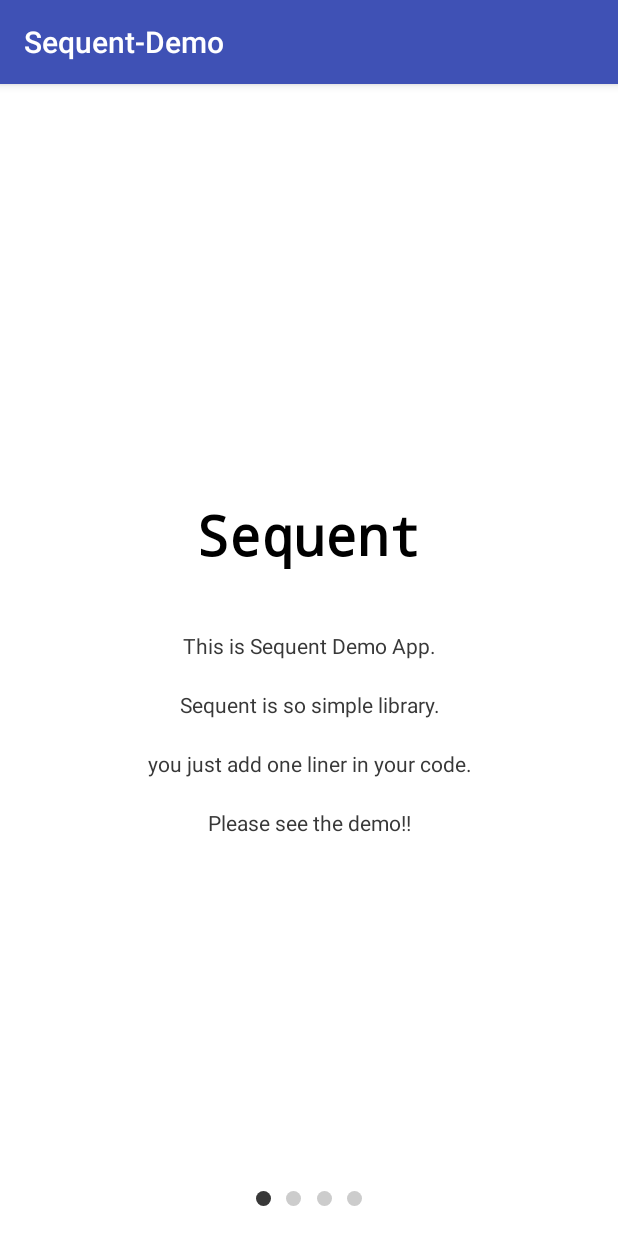
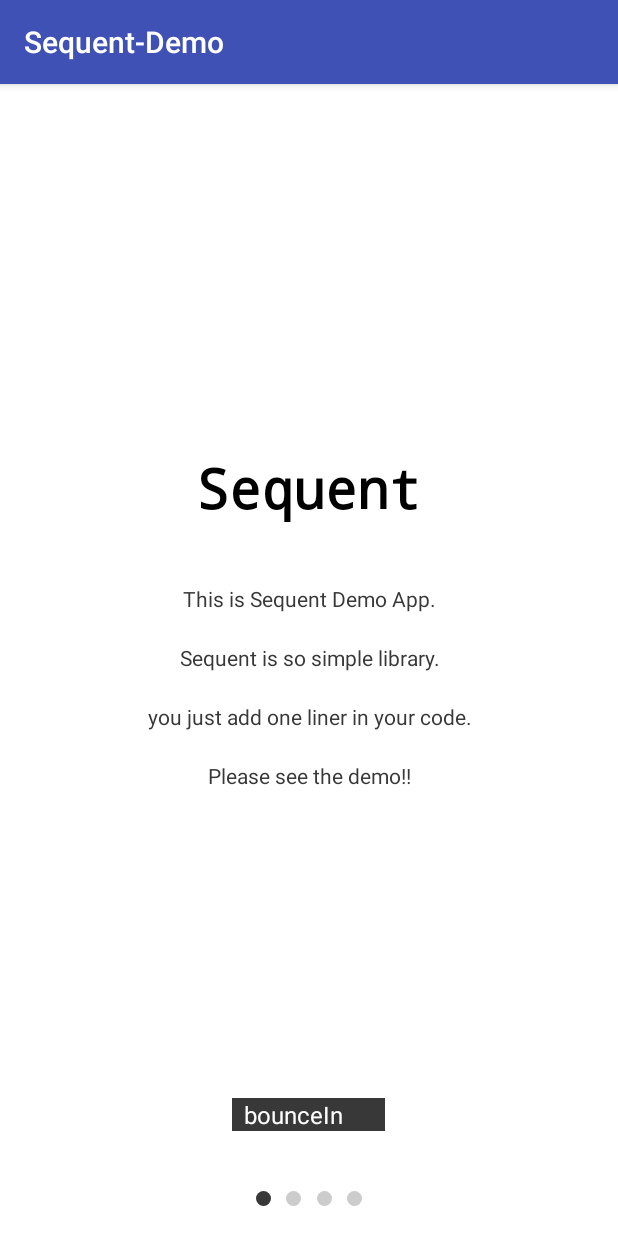
Before and after one commit to fujiyuu75/Sequent, an Android app: the screen it shows after launch (TutorialActivity), on a phone screen of 412 x 824 dp. Run offline under Robolectric (Android 15) with nearby library versions, the phone set to English and light mode, and no system bars.

Commit message:
Modify demo

```diff
--- a/sample/src/main/java/com/fujiyuu75/sequent/sample/TutorialFragment.java
+++ b/sample/src/main/java/com/fujiyuu75/sequent/sample/TutorialFragment.java
@@ -3,17 +3,22 @@ package com.fujiyuu75.sequent.sample;
 import android.os.Bundle;
 import android.support.annotation.Nullable;
 import android.support.v4.app.Fragment;
+import android.util.Log;
 import android.view.LayoutInflater;
 import android.view.View;
 import android.view.ViewGroup;
+import android.widget.AdapterView;
 import android.widget.LinearLayout;
+import android.widget.Spinner;
 
 import com.fujiyuu75.sequent.Animation;
 import com.fujiyuu75.sequent.Sequent;
 
 public class TutorialFragment extends Fragment {
 
+    private final static String TAG = TutorialFragment.class.getSimpleName();
     private LinearLayout layout;
+    private Spinner spinner;
 
     @Override
     public View onCreateView(LayoutInflater inflater,
@@ -28,14 +33,49 @@ public class TutorialFragment extends Fragment {
         super.onViewCreated(v, savedInstanceState);
 
         layout = (LinearLayout) v.findViewById(R.id.layout);
+        spinner = (Spinner) v.findViewById(R.id.spinner);
+
+        spinner.setOnItemSelectedListener(new AdapterView.OnItemSelectedListener() {
+            @Override
+            public void onItemSelected(AdapterView<?> parent, View view, int position, long id) {
+                String selectedItemString = (String) parent.getItemAtPosition(position);
+                Log.d(TAG, String.format("%s %s", "selectedItemString", selectedItemString));
+                Log.d(TAG, String.format("%s %s", "position", position));
+
+                switch (position){
+                    case 0:
+                        Sequent.origin(layout).anim(getActivity(), Animation.BOUNCE_IN).start();
+                        break;
+                    case 1:
+                        Sequent.origin(layout).anim(getActivity(), Animation.FADE_IN_DOWN).start();
+                        break;
+                    case 2:
+                        Sequent.origin(layout).anim(getActivity(), Animation.FADE_IN_LEFT).start();
+                        break;
+                    case 3:
+                        Sequent.origin(layout).anim(getActivity(), Animation.FADE_IN_RIGHT).start();
+                        break;
+                    case 4:
+                        Sequent.origin(layout).anim(getActivity(), Animation.FADE_IN_UP).start();
+                        break;
+                    case 5:
+                        Sequent.origin(layout).anim(getActivity(), Animation.ROTATE_IN).start();
+                        break;
+                }
+            }
+
+            @Override
+            public void onNothingSelected(AdapterView<?> parent) {
+            }
+        });
     }
 
     @Override
     public void setUserVisibleHint(boolean isVisibleToUser) {
         super.setUserVisibleHint(isVisibleToUser);
 
-        if (isVisibleToUser && layout != null) {
-            Sequent.origin(layout).anim(getActivity(), Animation.BOUNCE_IN).start();
-        }
+//        if (isVisibleToUser && layout != null) {
+//            Sequent.origin(layout).anim(getActivity(), Animation.BOUNCE_IN).start();
+//        }
     }
 }
--- a/sample/src/main/res/layout/fragment_tutorial.xml
+++ b/sample/src/main/res/layout/fragment_tutorial.xml
@@ -1,8 +1,15 @@
 <LinearLayout
     xmlns:android="http://schemas.android.com/apk/res/android"
+    android:layout_width="match_parent"
+    android:layout_height="match_parent"
+    android:orientation="vertical"
+    android:background="@color/app_white">
+
+    <LinearLayout
         android:id="@+id/layout"
         android:layout_width="match_parent"
-    android:layout_height="match_parent"
+        android:layout_height="0dp"
+        android:layout_weight="1"
         android:background="@color/app_white"
         android:gravity="center"
         android:orientation="vertical"
@@ -56,5 +63,16 @@
             android:lineSpacingExtra="@dimen/common_line_spacing_extra_large"
             android:text="@string/tutorial_text4"
             android:textColor="@color/app_black"/>
+    </LinearLayout>
 
+    <Spinner
+        android:id="@+id/spinner"
+        android:layout_width="wrap_content"
+        android:layout_height="wrap_content"
+        android:layout_gravity="center"
+        android:layout_marginBottom="40dp"
+        android:entries="@array/anims"
+        android:background="@color/app_black"
+        android:spinnerMode="dialog"
+        android:textSize="16sp"/>
 </LinearLayout>
--- /dev/null
+++ b/sample/src/main/res/values/array.xml
@@ -0,0 +1,10 @@
+<resources>
+    <string-array name="anims">
+        <item>bounceIn</item>
+        <item>fadeInDown</item>
+        <item>fadeInLeft</item>
+        <item>fadeInRight</item>
+        <item>fadeInUp</item>
+        <item>rotateIn</item>
+    </string-array>
+</resources>
--- a/sequent/src/main/java/com/fujiyuu75/sequent/Animation.java
+++ b/sequent/src/main/java/com/fujiyuu75/sequent/Animation.java
@@ -5,7 +5,7 @@ package com.fujiyuu75.sequent;
  */
 
 public enum Animation {
-    BOUNCE_IN(R.anim.fade_in_up),
+    BOUNCE_IN(R.anim.bounce_in),
     FADE_IN_DOWN(R.anim.fade_in_down),
     FADE_IN_UP(R.anim.fade_in_up),
     FADE_IN_LEFT(R.anim.fade_in_left),
```
Lines whose indentation alone changed are shown as unchanged.
